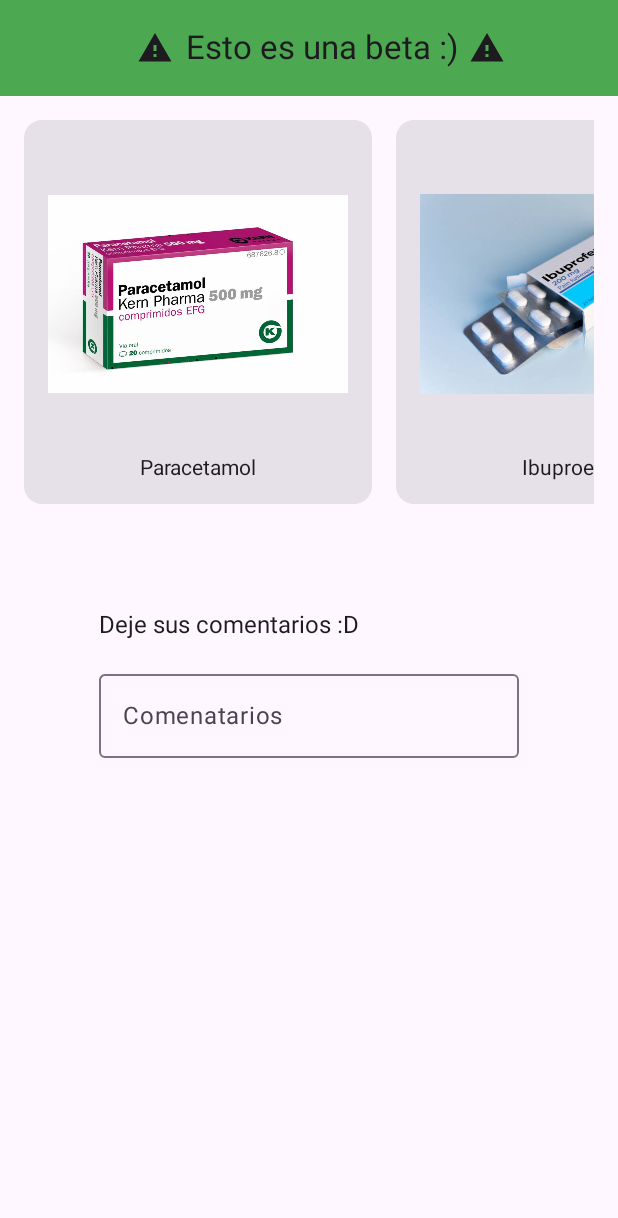
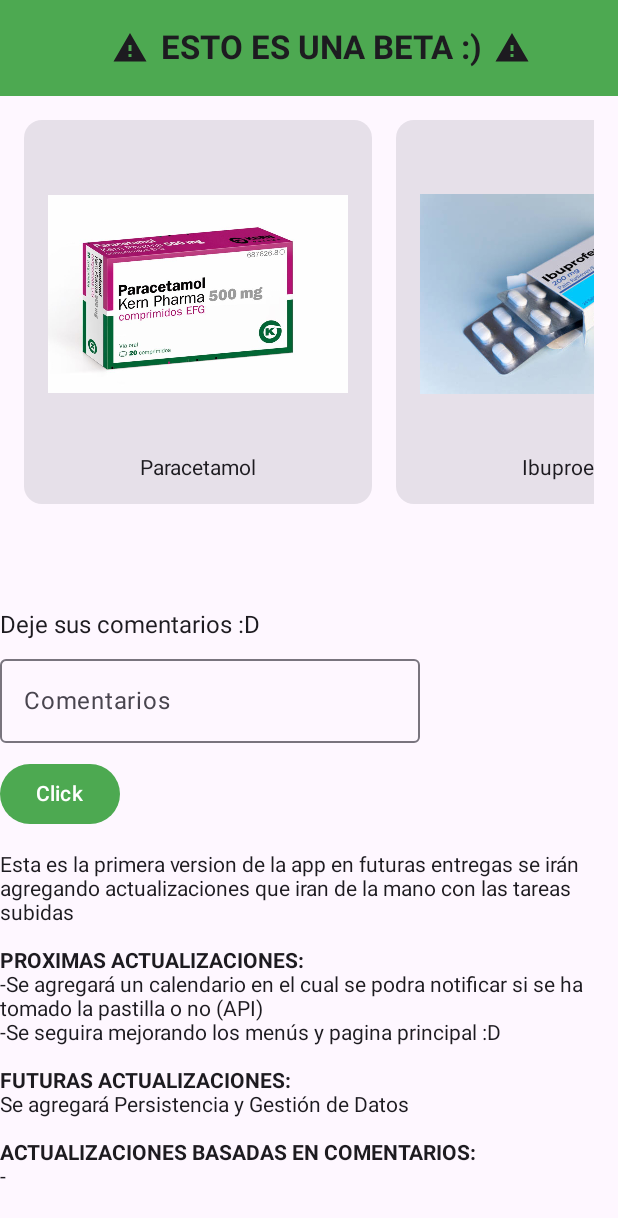
Before and after one commit to Xaviervl/PastillasApp, an Android app built with Jetpack Compose: the screen it shows after launch (MainActivity), on a phone screen of 412 x 824 dp. Shown: the top 1218 px of the screen. Run offline under Robolectric (Android 15) with nearby library versions, the phone set to English and light mode, and no system bars.

Commit message:
El text field tiene funcionalidad, agregamos un texto largo y lo que escribas en el textfield se agrega al texto, Todos los textos han sido guardados en String.xml ya no estan hardcodeados, creamos una funcion spacer que recibe un int para que se pueda decidir el espaciado entre objetos de manera precisa, se agrego un boton con funcionalidad agregara lo que escribas en el FieldText a el texto, se creo la funcion texto que contiene toda la "descripcion" de actualizaciones futuras, a su vez recibe por parametro un String en este caso lo que se recibira de TextField, todo ha sido acomodado en el Scaffold vista

```diff
--- a/app/src/main/java/com/example/pastillasapp/MainActivity.kt
+++ b/app/src/main/java/com/example/pastillasapp/MainActivity.kt
@@ -6,6 +6,7 @@ import androidx.activity.ComponentActivity
 import androidx.activity.compose.setContent
 import androidx.activity.enableEdgeToEdge
 import androidx.compose.foundation.Image
+import androidx.compose.foundation.background
 import androidx.compose.foundation.layout.Arrangement
 import androidx.compose.foundation.layout.Box
 import androidx.compose.foundation.layout.Column
@@ -19,6 +20,8 @@ import androidx.compose.foundation.layout.size
 import androidx.compose.foundation.lazy.LazyRow
 import androidx.compose.material.icons.Icons
 import androidx.compose.material.icons.filled.Warning
+import androidx.compose.material3.Button
+import androidx.compose.material3.ButtonDefaults
 import androidx.compose.material3.Card
 import androidx.compose.material3.ExperimentalMaterial3Api
 import androidx.compose.material3.Icon
@@ -38,6 +41,7 @@ import androidx.compose.ui.res.colorResource
 import androidx.compose.ui.res.painterResource
 import androidx.compose.ui.res.stringResource
 import androidx.compose.ui.text.font.FontStyle
+import androidx.compose.ui.text.font.FontWeight
 import androidx.compose.ui.text.style.TextAlign
 import androidx.compose.ui.tooling.preview.Preview
 import androidx.compose.ui.unit.dp
@@ -138,7 +142,8 @@ fun top() {
                 )
 
                 Text(
-                    text = "Esto es una beta :)",
+                    text = stringResource(id = R.string.beta),
+                    fontWeight = FontWeight.Bold,
                     fontStyle = FontStyle.Normal,
                     textAlign = TextAlign.Center
                 )
@@ -156,18 +161,54 @@ fun top() {
 @Composable
 fun comentarios(){
     var state by remember { mutableStateOf("") }
-    Box(
-        modifier = Modifier.fillMaxWidth(),
-        contentAlignment = Alignment.Center
-    ) {
+    var coment by remember { mutableStateOf("") }
         Column {
-            Text("Deje sus comentarios :D", fontSize = 16.sp)
+            Text(text = stringResource(id = R.string.texto1), fontSize = 16.sp)
+            espaciador(5)
+            OutlinedTextField( value = state, onValueChange = { state = it},
+                label = { Text(text = stringResource(id = R.string.label1))},
+                placeholder = { Text(text = stringResource(id = R.string.placeholder1))},
+                singleLine = true
+            )
+            espaciador(10)
+            Button(onClick = {
+                coment = state },
+                colors = ButtonDefaults.buttonColors(
+                containerColor = colorResource(id = R.color.verde)))
+            {
+                Text(text = "Click")
+            }
             espaciador(15)
-            OutlinedTextField(value = state, onValueChange = { state = it},
-                label = { Text(text = "Comenatarios")},
-                placeholder = { Text(text = "Mejoraremos Proximamente...")})
+            texto(coment)
         }
-    }
+}
+
+@Composable
+fun texto(com : String){
+    Text(
+        text = stringResource(id = R.string.p1)
+    )
+    Text(
+        text = stringResource(id = R.string.p2),
+        fontWeight = FontWeight.Bold
+    )
+    Text(
+        text = stringResource(id = R.string.p2_1)
+    )
+    Text(
+        text = stringResource(id = R.string.p3),
+        fontWeight = FontWeight.Bold
+    )
+    Text(
+        text = stringResource(id = R.string.p3_1)
+    )
+    Text(
+        text = stringResource(id = R.string.p4),
+        fontWeight = FontWeight.Bold
+    )
+    Text(
+        text = "-" + com
+    )
 }
 
 @Composable
--- a/app/src/main/res/values/strings.xml
+++ b/app/src/main/res/values/strings.xml
@@ -5,4 +5,18 @@
     <string name="ibuprofeno">Ibuproeno</string>
     <string name="naproxeno">Naproxeno</string>
     <string name="amoxicilina">Amoxicilina</string>
+
+    <string name="beta">ESTO ES UNA BETA :)</string>
+
+    <string name="texto1">Deje sus comentarios :D</string>
+    <string name="label1">Comentarios</string>
+    <string name="placeholder1">Mejoraremos Proximamente...</string>
+
+    <string name="p1">Esta es la primera version de la app en futuras entregas se irán agregando actualizaciones que iran de la mano con las tareas subidas\n</string>
+    <string name="p2">PROXIMAS ACTUALIZACIONES:</string>
+    <string name="p2_1">-Se agregará un calendario en el cual se podra notificar si se ha tomado la pastilla o no (API)\n-Se seguira mejorando los menús y pagina principal :D\n</string>
+    <string name="p3">FUTURAS ACTUALIZACIONES:</string>
+    <string name="p3_1">Se agregará Persistencia y Gestión de Datos\n</string>
+    <string name="p4">ACTUALIZACIONES BASADAS EN COMENTARIOS:</string>
+
 </resources>
```
